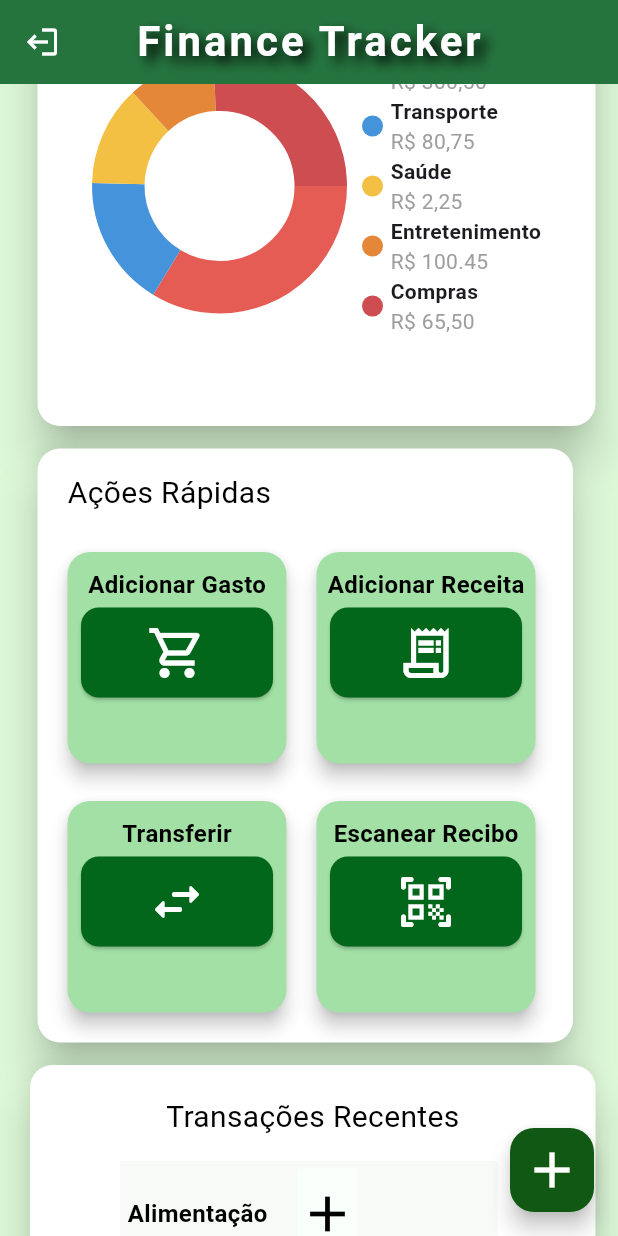
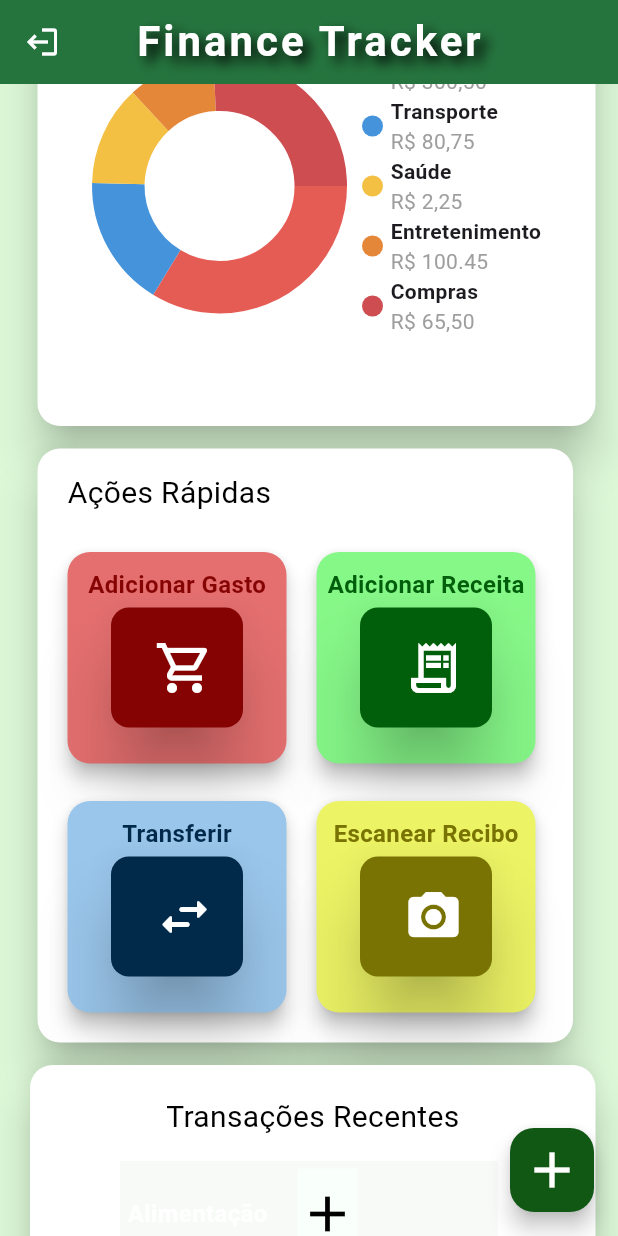
Before and after one commit to Ana-Julia-Furtado/Fin_Tracker, a Flutter app: the HomeScreen screen opened by its route, scrolled down 576 dp, on a phone screen of 412 x 824 dp. Run offline on Flutter 3.47's test engine with Material 3 defaults, Android fonts, the phone set to English and light mode, and no system bars; drawn by our look-alikes of fl_chart; our stand-ins replace firebase_core; accounts and stored records are empty.

Commit message:
Update ActionCard

```diff
--- a/lib/home.dart
+++ b/lib/home.dart
@@ -24,10 +24,30 @@ class _HomeScreenState extends State<HomeScreen> {
       decimalDigits: 2,
     );
     final actionItems = [
-      {'icon': Icons.shopping_cart_outlined, 'title': 'Adicionar Gasto'},
-      {'icon': Icons.receipt_long_outlined, 'title': 'Adicionar Receita'},
-      {'icon': Icons.swap_horiz_rounded, 'title': 'Transferir'},
-      {'icon': Icons.qr_code_scanner_rounded, 'title': 'Escanear Recibo'},
+      {
+        'icon': Icons.shopping_cart_outlined,
+        'title': 'Adicionar Gasto',
+        'color_light': const Color.fromARGB(255, 229, 111, 111),
+        'color_dark': const Color.fromARGB(255, 134, 3, 3),
+      },
+      {
+        'icon': Icons.receipt_long_outlined,
+        'title': 'Adicionar Receita',
+        'color_light': const Color.fromARGB(255, 134, 248, 136),
+        'color_dark': const Color.fromARGB(255, 1, 94, 11),
+      },
+      {
+        'icon': Icons.swap_horiz_rounded,
+        'title': 'Transferir',
+        'color_light': const Color.fromARGB(255, 154, 198, 235),
+        'color_dark': const Color.fromARGB(255, 1, 41, 74),
+      },
+      {
+        'icon': Icons.camera_alt,
+        'title': 'Escanear Recibo',
+        'color_light': const Color.fromARGB(255, 236, 243, 100),
+        'color_dark': const Color.fromARGB(255, 121, 115, 3),
+      },
     ];
     final cardShape = RoundedRectangleBorder(
       borderRadius: BorderRadius.circular(15),
@@ -264,6 +284,8 @@ class _HomeScreenState extends State<HomeScreen> {
                         return ActionCard(
                           icon: item['icon'] as IconData,
                           title: item['title'] as String,
+                          color_light: item['color_light'] as Color,
+                          color_dark: item['color_dark'] as Color,
                         );
                       }).toList(),
                     ),
@@ -398,8 +420,16 @@ class AccountCard extends StatelessWidget {
 
 class ActionCard extends StatelessWidget {
   final String title;
+  final Color color_light;
+  final Color color_dark;
   final IconData icon;
-  const ActionCard({super.key, required this.title, required this.icon});
+  const ActionCard({
+    super.key,
+    required this.title,
+    required this.color_light,
+    required this.color_dark,
+    required this.icon,
+  });
 
   @override
   Widget build(BuildContext context) {
@@ -411,7 +441,7 @@ class ActionCard extends StatelessWidget {
 
     return Card(
       elevation: 5,
-      color: const Color.fromARGB(255, 162, 224, 165),
+      color: color_light,
       margin: const EdgeInsets.fromLTRB(0, 5, 5, 5),
       shape: RoundedRectangleBorder(borderRadius: BorderRadius.circular(15)),
       child: SizedBox(
@@ -428,22 +458,30 @@ class ActionCard extends StatelessWidget {
                   children: [
                     Text(
                       title,
-                      style: const TextStyle(
+                      style: TextStyle(
                         fontWeight: FontWeight.bold,
-                        color: Color.fromARGB(255, 0, 0, 0),
+                        color: color_dark,
                         fontSize: 16,
                       ),
                     ),
-                    SizedBox(width: 20),
-                    Card(
-                      color: const Color.fromARGB(255, 2, 102, 27),
+                    SizedBox(width: 5),
+                    Padding(
+                      padding: EdgeInsets.fromLTRB(20, 0, 20, 0),
+                      child: Card(
+                        elevation: 20,
+                        color: color_dark,
+                        child: Container(
+                          height: 80,
+                          width: double.infinity,
                           child: Center(
                             child: Padding(
-                          padding: EdgeInsets.fromLTRB(0, 10, 0, 10),
+                              padding: EdgeInsets.fromLTRB(10, 10, 0, 10),
                               child: Icon(
                                 icon,
                                 size: 40,
                                 color: const Color.fromARGB(255, 255, 255, 255),
+                              ),
+                            ),
                           ),
                         ),
                       ),
@@ -491,7 +529,7 @@ class TransContainer extends StatelessWidget {
                       title,
                       style: const TextStyle(
                         fontWeight: FontWeight.bold,
-                        color: Color.fromARGB(255, 0, 0, 0),
+                        color: Colors.white,
                         fontSize: 16,
                       ),
                     ),
```
Lines whose indentation alone changed are shown as unchanged.
